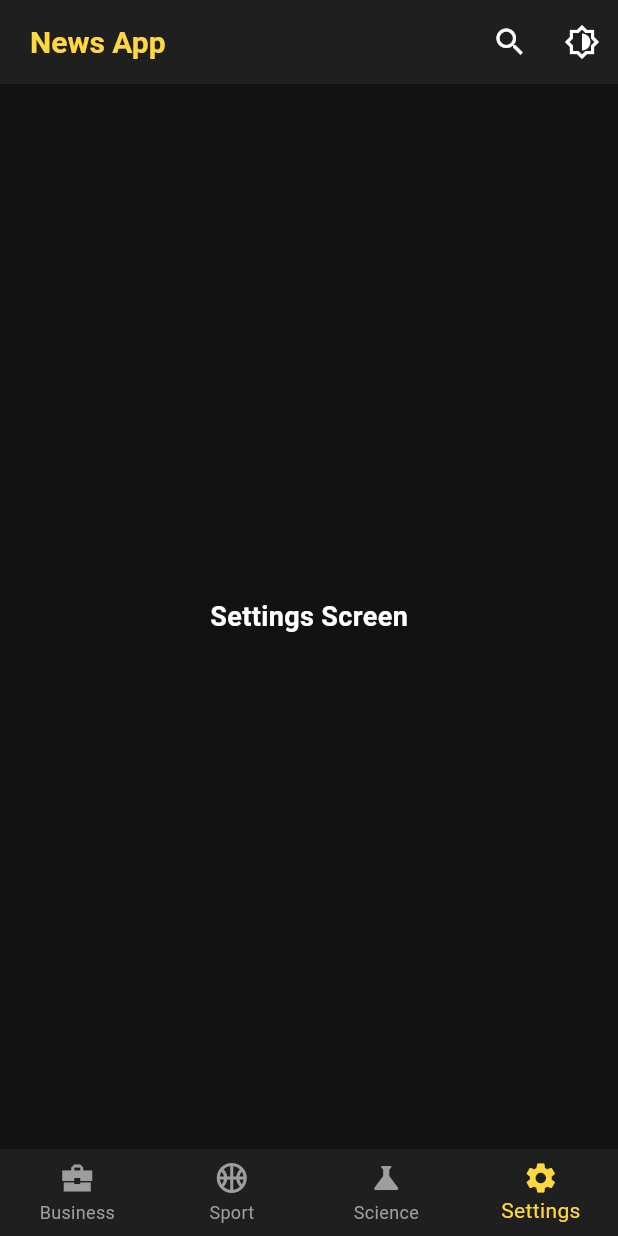
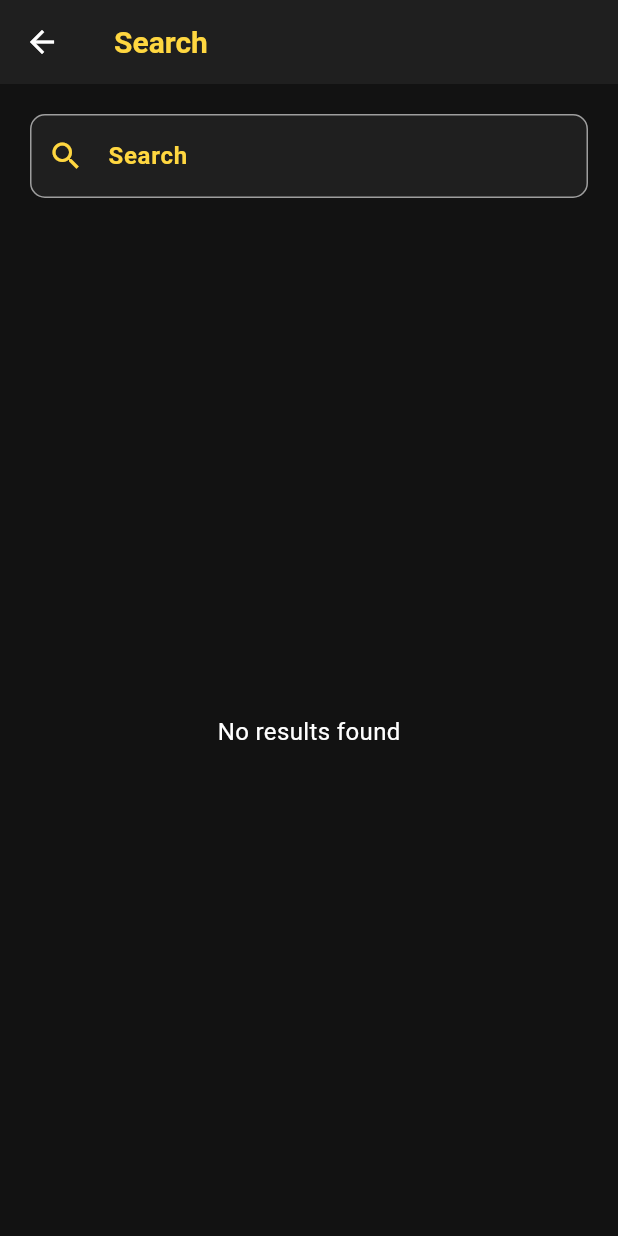
Before and after one commit to diaahelmy/NewsApp, a Flutter app: the screen it shows after launch, item 4 of the bottom bar chosen, after a tap on the "search" icon, on a phone screen of 412 x 824 dp. Run offline on Flutter 3.47's test engine with Material 3 defaults, Android fonts, the phone set to English and light mode, and no system bars; our stand-ins replace bloc, conditional_builder_null_safety, dio, flutter_bloc, shared_preferences, webview_flutter; network calls fail.

Commit message:
add new page to web

```diff
--- a/lib/component/Listofitemapi.dart
+++ b/lib/component/Listofitemapi.dart
@@ -1,30 +1,25 @@
-import 'package:conditional_builder_null_safety/conditional_builder_null_safety.dart';
 import 'package:flutter/cupertino.dart';
 import 'package:flutter/material.dart';
-import 'package:flutter_bloc/flutter_bloc.dart';
+import '../network/webview.dart';
 
-import '../cubit/cubit.dart';
-import '../cubit/states.dart';
-
-Widget buildArticalItem (article)=>Padding(
+Widget buildArticalItem(article,context) => InkWell(
+  onTap: (){
+    navigateTo(context, WebviewScreen(article['url']));
+  },
+  child: Padding(
     padding: const EdgeInsets.all(20.0),
     child: Row(
       children: [
         Expanded(
           child: Container(
-          width:120 ,
+            width: 120,
             height: 120,
             decoration: BoxDecoration(
               borderRadius: BorderRadius.circular(10.0),
               image: DecorationImage(
-              image: NetworkImage(
-                '${article['urlToImage']}',
-
-
-              ),
+                image: NetworkImage('${article['urlToImage']}'),
 
                 fit: BoxFit.cover,
-
               ),
             ),
           ),
@@ -37,41 +32,61 @@ Widget buildArticalItem (article)=>Padding(
               mainAxisAlignment: MainAxisAlignment.start,
               crossAxisAlignment: CrossAxisAlignment.start,
               children: [
-
                 Expanded(
-                child: Text('${article['title']} ',style: TextStyle(
-                  fontSize: 18,
-                  fontWeight: FontWeight.bold,
-
-
-                ),
+                  child: Text(
+                    '${article['title']} ',
+                    style: TextStyle(fontSize: 18, fontWeight: FontWeight.bold),
                     maxLines: 4,
                     overflow: TextOverflow.ellipsis,
                   ),
                 ),
-              Text('${article['publishedAt']}',style: TextStyle(
-
-                  color: Colors.grey
-
-
-              ),),
+                Text(
+                  '${article['publishedAt']}',
+                  style: TextStyle(color: Colors.grey),
+                ),
               ],
             ),
           ),
-      )
+        ),
       ],
+    ),
   ),
 );
 
-Widget divier()=>Container(
-  width: double.infinity,
-  height: 1,
-  color: Colors.grey[300],
-);
+Widget divier() =>
+    Container(width: double.infinity, height: 1, color: Colors.grey[300]);
 
 Widget listView({required List list}) => ListView.separated(
   physics: BouncingScrollPhysics(),
-  itemBuilder: (context, index) => buildArticalItem(list[index]),
+  itemBuilder: (context, index) => buildArticalItem(list[index],context),
   separatorBuilder: (context, index) => divier(),
   itemCount: list.length,
 );
+
+Widget defaultFormField({
+  Function(String)? onSubmit,
+  Function(String)? onChange,
+  required TextEditingController controler,
+  required TextInputType type,
+  String? Function(String?)? validator,
+  required IconData prefix,
+  required String lable,
+  VoidCallback? click,
+  bool isClickable = true,
+}) => TextFormField(
+  controller: controler,
+  keyboardType: type,
+  onTap: click,
+  enabled: isClickable,
+  onFieldSubmitted: onSubmit,
+  onChanged: onChange,
+  validator: validator,
+  decoration: InputDecoration(
+    labelText: lable,
+    prefixIcon: Icon(prefix),
+    border: OutlineInputBorder(),
+  ),
+);
+
+void navigateTo(context, widget) =>
+    Navigator.push(context, MaterialPageRoute(builder: (context) => widget));
--- a/lib/cubit/states.dart
+++ b/lib/cubit/states.dart
@@ -17,3 +17,12 @@ class NewsGetSportLodingState extends NewsStates {}
 class NewsGetScienceLodingState extends NewsStates {}
 
 class ThemeChangedState extends NewsStates {}
+
+class NewsSearchLoadingState extends NewsStates {}
+
+class NewsSearchSuccessState extends NewsStates {}
+
+class NewsSearchErrorState extends NewsStates {
+  final String error;
+  NewsSearchErrorState(this.error);
+}
--- /dev/null
+++ b/lib/layout/Newsapp/SearchLayout.dart
@@ -0,0 +1,65 @@
+import 'package:flutter/cupertino.dart';
+import 'package:flutter/material.dart';
+import 'package:flutter_bloc/flutter_bloc.dart';
+import 'package:news_app/component/Listofitemapi.dart';
+import 'package:news_app/cubit/states.dart';
+
+import '../../cubit/cubit.dart';
+
+class Searchlayout extends StatelessWidget {
+  Searchlayout({super.key});
+
+  var searchController = TextEditingController();
+
+  @override
+  Widget build(BuildContext context) {
+    return BlocConsumer<NewsCubit, NewsStates>(
+      builder: (BuildContext context, NewsStates state) {
+        var list = NewsCubit.get(context).search;
+        var cubit = NewsCubit.get(context);
+        return Scaffold(
+          appBar: AppBar(title: const Text('Search'),),
+          body: Column(
+            children: [
+              Padding(
+                padding: const EdgeInsets.all(20.0),
+                child: defaultFormField(
+                  controler: searchController,
+                  type: TextInputType.text,
+                  onChange: (value) {
+                    cubit.searchArticles(value);
+                  },
+                  prefix: Icons.search,
+                  validator: searchIsNull,
+                  lable: 'Search',
+                ),
+              ),
+              if (state is NewsSearchLoadingState)
+                const LinearProgressIndicator(),
+              if (state is! NewsSearchLoadingState)
+                Expanded(
+                  child: list.isEmpty
+                      ? const Center(child: Text('No results found'))
+                      : ListView.separated(
+                    itemBuilder: (context, index) =>
+                        buildArticalItem(list[index],context),
+                    separatorBuilder: (context, index) =>
+                    const Divider(),
+                    itemCount: list.length,
+                  ),
+                ),
+            ],
+          ),
+        );
+      },
+      listener: (BuildContext context, NewsStates state) {},
+    );
+  }
+
+  String? searchIsNull(value) {
+    if (value.isEmpty) {
+      return 'Search must not be empty';
+    }
+    return null;
+  }
+}
--- a/lib/layout/Newsapp/newslayout.dart
+++ b/lib/layout/Newsapp/newslayout.dart
@@ -1,33 +1,36 @@
 import 'package:flutter/cupertino.dart';
 import 'package:flutter/material.dart';
 import 'package:flutter_bloc/flutter_bloc.dart';
+import 'package:news_app/component/Listofitemapi.dart';
 import 'package:news_app/cubit/cubit.dart';
 import 'package:news_app/cubit/states.dart';
+import 'package:news_app/layout/Newsapp/SearchLayout.dart';
 
 class NewsLayout extends StatelessWidget {
   const NewsLayout({super.key});
 
   Widget build(BuildContext context) {
-
     return BlocConsumer<NewsCubit, NewsStates>(
       builder: (BuildContext context, state) {
         var cubit = NewsCubit.get(context);
         return Scaffold(
-            appBar: AppBar(title: Text('News App'),
+          appBar: AppBar(
+            title: Text('News App'),
             actions: [
-             IconButton(onPressed: (){
+              IconButton(
+                onPressed: () {
+                  navigateTo(context, Searchlayout());
+                },
+                icon: Icon(Icons.search),
+              ),
 
-             }, icon: Icon(Icons.search)),
-
-                IconButton( icon: Icon(Icons.brightness_6_outlined),
-                  onPressed: (){
+              IconButton(
+                icon: Icon(Icons.brightness_6_outlined),
+                onPressed: () {
                   NewsCubit.get(context).changeThemes();
                   print('object work themes');
-
-
                 },
               ),
-
             ],
           ),
           body: cubit.screen[cubit.currentindex],
@@ -42,7 +45,6 @@ class NewsLayout extends StatelessWidget {
         );
       },
       listener: (BuildContext context, state) {},
-
     );
   }
 }
--- a/lib/main.dart
+++ b/lib/main.dart
@@ -1,4 +1,3 @@
-import 'package:bloc/bloc.dart';
 import 'package:flutter/material.dart';
 import 'package:flutter/services.dart';
 import 'package:flutter_bloc/flutter_bloc.dart';
@@ -37,6 +36,17 @@ class MyApp extends StatelessWidget {
               debugShowCheckedModeBanner: false,
 
               theme: ThemeData(
+                inputDecorationTheme: InputDecorationTheme(
+                  labelStyle: TextStyle(
+                    color: Colors.black,
+                  ),
+                  border: OutlineInputBorder(
+                    borderRadius: BorderRadius.circular(10),
+                  ),
+                  focusedBorder: OutlineInputBorder(
+                    borderSide: BorderSide(color: Colors.blue, width: 2.0),
+                  ),
+                ),
                 scaffoldBackgroundColor: Colors.white,
                 primarySwatch: Colors.amber,
                 appBarTheme: AppBarTheme(
@@ -71,6 +81,24 @@ class MyApp extends StatelessWidget {
               ),
               darkTheme: ThemeData(
                 scaffoldBackgroundColor: Color(0xFF121212),
+                inputDecorationTheme: InputDecorationTheme(
+                  filled: true,
+                  fillColor: Color(0xFF1F1F1F), // نفس لون خلفية الـ appBar
+                  labelStyle: TextStyle(color: Colors.amberAccent),
+                  prefixIconColor: Colors.amberAccent,
+                  border: OutlineInputBorder(
+                    borderRadius: BorderRadius.circular(10),
+                    borderSide: BorderSide(color: Colors.amberAccent),
+                  ),
+                  enabledBorder: OutlineInputBorder(
+                    borderRadius: BorderRadius.circular(10),
+                    borderSide: BorderSide(color: Colors.grey),
+                  ),
+                  focusedBorder: OutlineInputBorder(
+                    borderRadius: BorderRadius.circular(10),
+                    borderSide: BorderSide(color: Colors.amberAccent, width: 2),
+                  ),
+                ),
                 bottomNavigationBarTheme: BottomNavigationBarThemeData(
                   type: BottomNavigationBarType.fixed,
                   selectedItemColor: Colors.amberAccent,
--- a/pubspec.yaml
+++ b/pubspec.yaml
@@ -40,6 +40,8 @@ dependencies:
   flutter_bloc: ^9.1.1
   dio: ^5.8.0+1
   shared_preferences: ^2.5.3
+  webview_flutter: ^4.13.0
+
 
 
 dev_dependencies:
```
Also changed, not shown: lib/cubit/cubit.dart (+22 -0 lines), lib/network/webview.dart (added, +19 -0 lines), lib/viewmodel/categoryview.dart (deleted, +0 -31 lines), pubspec.lock, 2 other files. Lines whose indentation alone changed are shown as unchanged.
